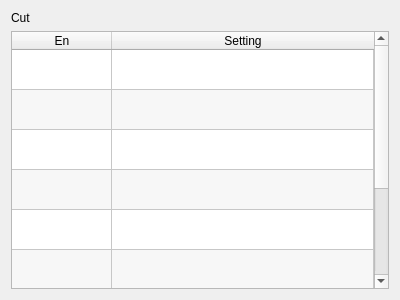
dongdong-2009/3-5AxisRobot, file hcinstruction/iccutpage.ui: the form before one commit.
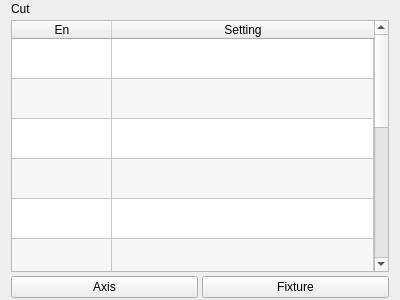
The form after the commit. Icons and pictures are not drawn. Custom widgets are drawn as their Qt base class.

Diff of the .ui file:
```diff
--- a/hcinstruction/iccutpage.ui
+++ b/hcinstruction/iccutpage.ui
@@ -14,6 +14,15 @@
    <string>Form</string>
   </property>
   <layout class="QVBoxLayout" name="verticalLayout">
+   <property name="spacing">
+    <number>4</number>
+   </property>
+   <property name="topMargin">
+    <number>2</number>
+   </property>
+   <property name="bottomMargin">
+    <number>2</number>
+   </property>
    <item>
     <widget class="QLabel" name="label">
      <property name="text">
@@ -145,6 +154,26 @@
        <string>Sucker4</string>
       </property>
      </row>
+     <row>
+      <property name="text">
+       <string>Sucker5</string>
+      </property>
+     </row>
+     <row>
+      <property name="text">
+       <string>Sucker6</string>
+      </property>
+     </row>
+     <row>
+      <property name="text">
+       <string>Sucker7</string>
+      </property>
+     </row>
+     <row>
+      <property name="text">
+       <string>Sucker8</string>
+      </property>
+     </row>
      <column>
       <property name="text">
        <string>En</string>
@@ -253,11 +282,6 @@
        <enum>Unchecked</enum>
       </property>
      </item>
-     <item row="6" column="1">
-      <property name="text">
-       <string notr="true"/>
-      </property>
-     </item>
      <item row="7" column="0">
       <property name="text">
        <string/>
@@ -266,13 +290,46 @@
        <enum>Unchecked</enum>
       </property>
      </item>
-     <item row="7" column="1">
-      <property name="text">
-       <string notr="true"/>
+     <item row="8" column="0">
+      <property name="checkState">
+       <enum>Unchecked</enum>
+      </property>
+     </item>
+     <item row="9" column="0">
+      <property name="checkState">
+       <enum>Unchecked</enum>
+      </property>
+     </item>
+     <item row="10" column="0">
+      <property name="checkState">
+       <enum>Unchecked</enum>
+      </property>
+     </item>
+     <item row="11" column="0">
+      <property name="checkState">
+       <enum>Unchecked</enum>
       </property>
      </item>
     </widget>
    </item>
+   <item>
+    <layout class="QHBoxLayout" name="horizontalLayout">
+     <item>
+      <widget class="QPushButton" name="goToAxis">
+       <property name="text">
+        <string>Axis</string>
+       </property>
+      </widget>
+     </item>
+     <item>
+      <widget class="QPushButton" name="goToFixture">
+       <property name="text">
+        <string>Fixture</string>
+       </property>
+      </widget>
+     </item>
+    </layout>
+   </item>
   </layout>
  </widget>
  <customwidgets>
```
Left out of the diff: 15 changed lines with no effect on the pictures.
